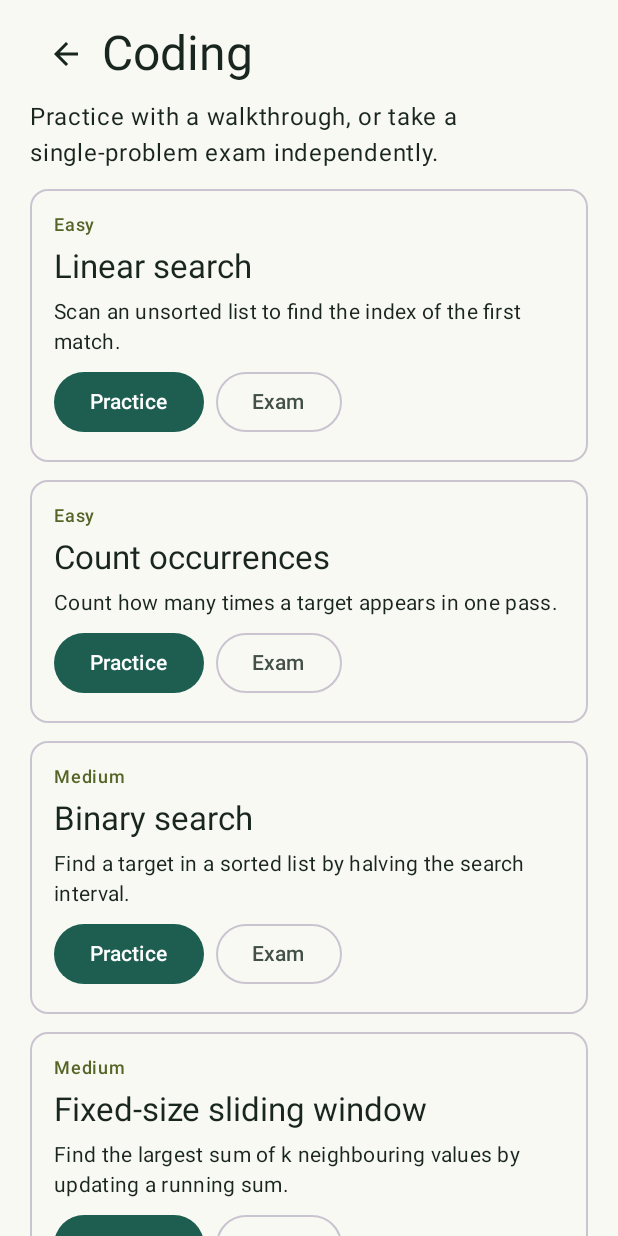
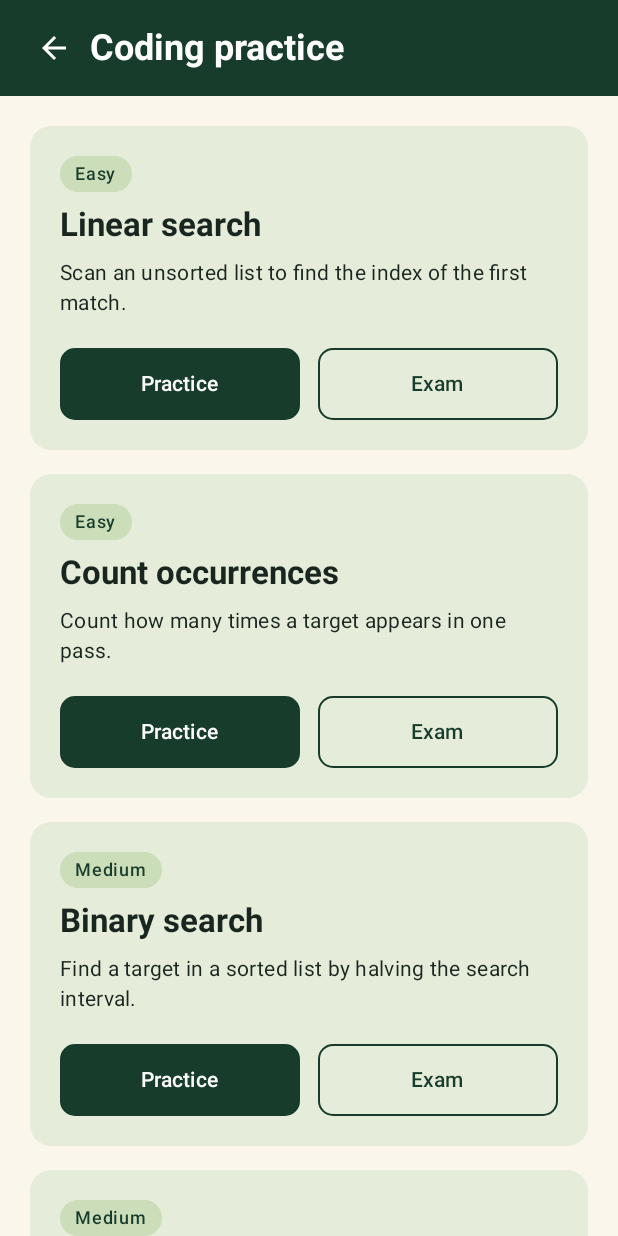
Before and after one commit to yingkailiang-27/CP3406_Assessment3, an Android app built with Jetpack Compose: the CollectionScreen screen opened through its navigation route, on a phone screen of 412 x 824 dp. Run offline under Robolectric (Android 15) with nearby library versions, the phone set to English and light mode, and no system bars; our stand-ins replace Room's generated code; pictures from the network do not load.

Commit message:
Restyle coding practice with per-lesson Practice and Exam buttons

```diff
--- a/app/src/main/java/edu/algosteps/ui/CollectionScreen.kt
+++ b/app/src/main/java/edu/algosteps/ui/CollectionScreen.kt
@@ -24,6 +24,7 @@ import androidx.compose.ui.draw.rotate
 import androidx.compose.ui.graphics.Color
 import androidx.compose.ui.text.font.FontWeight
 import androidx.compose.ui.platform.LocalContext
+import androidx.compose.ui.platform.LocalDensity
 import androidx.compose.ui.res.painterResource
 import edu.algosteps.R
 import androidx.compose.ui.semantics.heading
@@ -68,11 +69,10 @@ fun CollectionScreen(
     val importedMatches = imported.filter {
         it.title.contains(searchTerm, ignoreCase = true) || it.summary.contains(searchTerm, ignoreCase = true)
     }
-    val paper = if (!coding && !isSystemInDarkTheme()) Color(0xFFFAF6EC)
+    val paper = if (!isSystemInDarkTheme()) Color(0xFFFAF6EC)
         else MaterialTheme.colorScheme.background
     Column(Modifier.fillMaxSize().background(paper).imePadding(),
         horizontalAlignment = Alignment.CenterHorizontally) {
-        if (!coding) {
         Surface(color = Color(0xFF173C2B), contentColor = Color.White) {
             Row(
                 Modifier.fillMaxWidth().padding(horizontal = 12.dp, vertical = 8.dp),
@@ -81,31 +81,16 @@ fun CollectionScreen(
                 IconButton(onClick = onBack) {
                     Icon(painterResource(R.drawable.ic_back), contentDescription = "Back to home")
                 }
-                    Text("Algorithms", Modifier.weight(1f).semantics { heading() },
+                Text(if (coding) "Coding practice" else "Algorithms", Modifier.weight(1f).semantics { heading() },
                     style = MaterialTheme.typography.headlineSmall, fontWeight = FontWeight.Bold)
-                }
             }
         }
         LazyColumn(
             modifier = Modifier.weight(1f).widthIn(max = 720.dp).fillMaxWidth(),
-            contentPadding = PaddingValues(horizontal = 20.dp, vertical = if (coding) 12.dp else 20.dp),
-            verticalArrangement = Arrangement.spacedBy(if (coding) 12.dp else 16.dp)
+            contentPadding = PaddingValues(horizontal = 20.dp, vertical = 20.dp),
+            verticalArrangement = Arrangement.spacedBy(16.dp)
         ) {
-            if (coding) {
-                item {
-                    Column(verticalArrangement = Arrangement.spacedBy(6.dp)) {
-                        Row(verticalAlignment = Alignment.CenterVertically) {
-                            IconButton(onClick = onBack) {
-                                Icon(painterResource(R.drawable.ic_back), contentDescription = "Back to home")
-                            }
-                            Text("Coding", Modifier.weight(1f).semantics { heading() },
-                                style = MaterialTheme.typography.headlineLarge)
-                        }
-                        Text("Practice with a walkthrough, or take a single-problem exam independently.",
-                            style = MaterialTheme.typography.bodyLarge)
-                    }
-                }
-            } else if (searchTerm.isNotEmpty()) {
+            if (!coding && searchTerm.isNotEmpty()) {
                 item {
                     Text("Results for “$searchTerm”", style = MaterialTheme.typography.titleMedium)
                     TextButton(onClick = { query = "" }) { Text("Clear search") }
@@ -120,18 +105,11 @@ fun CollectionScreen(
             }
             items(lessons, key = { it.id }) { lesson ->
                 if (coding) {
-                    OutlinedCard(Modifier.fillMaxWidth()) {
-                        Column(Modifier.padding(16.dp), verticalArrangement = Arrangement.spacedBy(6.dp)) {
-                            Text(lesson.difficulty, style = MaterialTheme.typography.labelMedium,
-                                color = MaterialTheme.colorScheme.secondary)
-                            Text(lesson.title, style = MaterialTheme.typography.titleLarge)
-                            Text(lesson.summary, style = MaterialTheme.typography.bodyMedium)
-                            Row(horizontalArrangement = Arrangement.spacedBy(8.dp)) {
-                                Button(onClick = { onSolve(lesson.id, false) }) { Text("Practice") }
-                                OutlinedButton(onClick = { onSolve(lesson.id, true) }) { Text("Exam") }
-                            }
-                        }
-                    }
+                    PracticeCard(
+                        lesson.title, lesson.summary, lesson.difficulty,
+                        onPractice = { onSolve(lesson.id, false) },
+                        onExam = { onSolve(lesson.id, true) }
+                    )
                 } else {
                     AlgorithmRow(lesson.title, lesson.summary, lesson.difficulty) { onLearn(lesson.id) }
                 }
@@ -159,6 +137,74 @@ private fun AlgorithmRow(title: String, summary: String, label: String, onClick:
             verticalAlignment = Alignment.CenterVertically
         ) {
             Column(Modifier.weight(1f), verticalArrangement = Arrangement.spacedBy(8.dp)) {
+                LessonCardDetails(title, summary, label)
+            }
+            Icon(painterResource(R.drawable.ic_back), contentDescription = null,
+                modifier = Modifier.size(18.dp).rotate(180f))
+        }
+    }
+}
+
+@Composable
+private fun PracticeCard(
+    title: String,
+    summary: String,
+    label: String,
+    onPractice: () -> Unit,
+    onExam: () -> Unit
+) {
+    val dark = isSystemInDarkTheme()
+    val colors = MaterialTheme.colorScheme
+    val accent = if (dark) colors.primary else Color(0xFF173C2B)
+    val shape = RoundedCornerShape(10.dp)
+    Card(
+        modifier = Modifier.fillMaxWidth(),
+        shape = RoundedCornerShape(14.dp),
+        colors = CardDefaults.cardColors(
+            containerColor = if (dark) colors.surfaceVariant else Color(0xFFE5ECD9)
+        )
+    ) {
+        Column(Modifier.padding(20.dp), verticalArrangement = Arrangement.spacedBy(8.dp)) {
+            LessonCardDetails(title, summary, label)
+            Spacer(Modifier.height(4.dp))
+            val fontScale = LocalDensity.current.fontScale
+            BoxWithConstraints(Modifier.fillMaxWidth()) {
+                val actions: @Composable (Modifier) -> Unit = { modifier ->
+                    Button(
+                        onClick = onPractice,
+                        modifier = modifier.heightIn(min = 48.dp),
+                        shape = shape,
+                        colors = ButtonDefaults.buttonColors(
+                            containerColor = accent,
+                            contentColor = if (dark) colors.onPrimary else Color.White
+                        )
+                    ) { Text("Practice") }
+                    OutlinedButton(
+                        onClick = onExam,
+                        modifier = modifier.heightIn(min = 48.dp),
+                        shape = shape,
+                        border = BorderStroke(1.dp, accent),
+                        colors = ButtonDefaults.outlinedButtonColors(contentColor = accent)
+                    ) { Text("Exam") }
+                }
+                if (maxWidth < 240.dp || fontScale >= 1.5f) {
+                    Column(verticalArrangement = Arrangement.spacedBy(8.dp)) {
+                        actions(Modifier.fillMaxWidth())
+                    }
+                } else {
+                    Row(horizontalArrangement = Arrangement.spacedBy(12.dp)) {
+                        actions(Modifier.weight(1f))
+                    }
+                }
+            }
+        }
+    }
+}
+
+@Composable
+private fun LessonCardDetails(title: String, summary: String, label: String) {
+    val dark = isSystemInDarkTheme()
+    val colors = MaterialTheme.colorScheme
     Surface(
         shape = RoundedCornerShape(50),
         color = if (dark) colors.secondaryContainer else Color(0xFFCBDDB9),
@@ -169,11 +215,6 @@ private fun AlgorithmRow(title: String, summary: String, label: String, onClick:
     }
     Text(title, style = MaterialTheme.typography.titleLarge, fontWeight = FontWeight.Bold)
     Text(summary, style = MaterialTheme.typography.bodyMedium)
-            }
-            Icon(painterResource(R.drawable.ic_back), contentDescription = null,
-                modifier = Modifier.size(18.dp).rotate(180f))
-        }
-    }
 }
 
 @Composable
```
Lines whose indentation alone changed are shown as unchanged.
